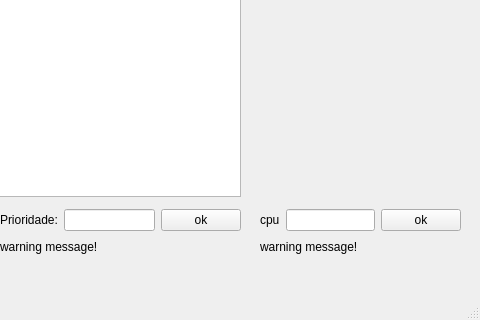
Qt form proc_man/mainwindow.ui (peterwilfride/process-manager) before a commit; both pictures show x 440 to 920 and y 154 to 474 of the 920 by 474 pixel window.
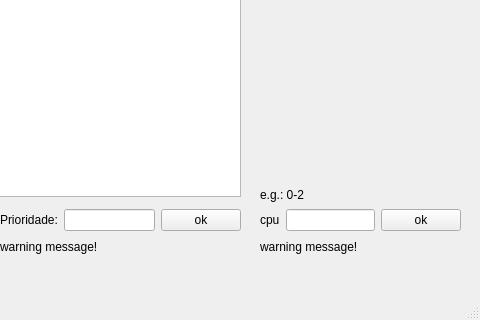
The same form after that commit.

Commit message: finish cpu manegement

Diff of the .ui file:
```diff
--- a/proc_man/mainwindow.ui
+++ b/proc_man/mainwindow.ui
@@ -245,6 +245,19 @@
      <set>Qt::AlignCenter</set>
     </property>
    </widget>
+   <widget class="QLabel" name="label">
+    <property name="geometry">
+     <rect>
+      <x>700</x>
+      <y>340</y>
+      <width>66</width>
+      <height>18</height>
+     </rect>
+    </property>
+    <property name="text">
+     <string>e.g.: 0-2</string>
+    </property>
+   </widget>
   </widget>
   <widget class="QMenuBar" name="menubar">
    <property name="geometry">
```
The commit also changes 2 other files.
